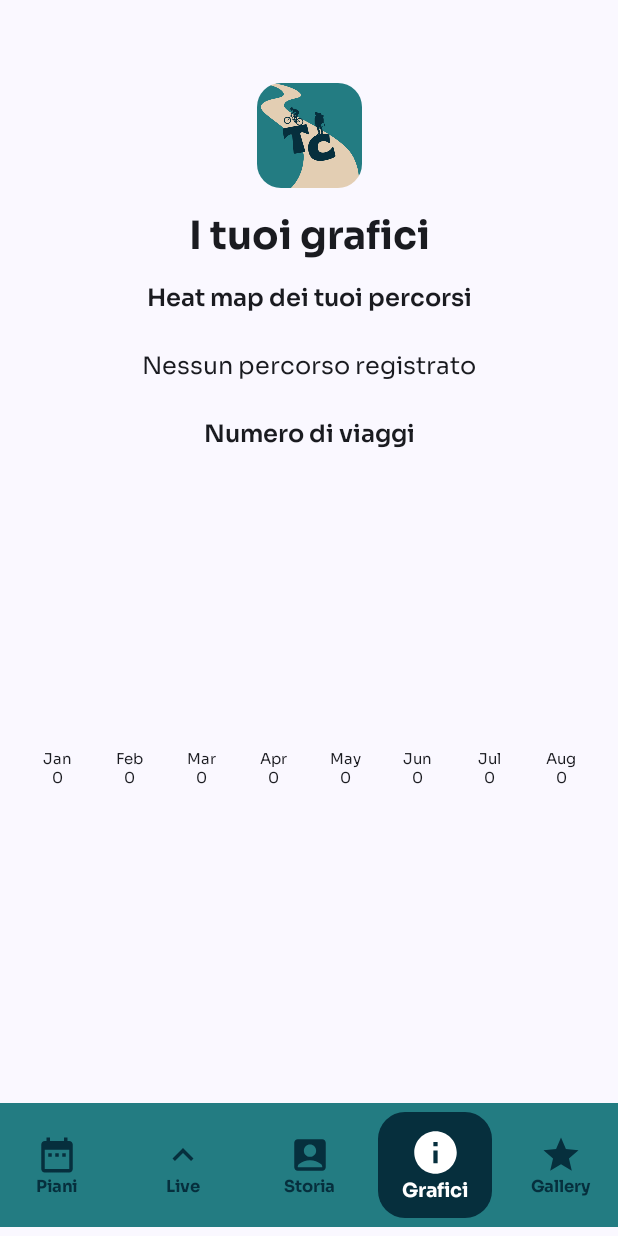
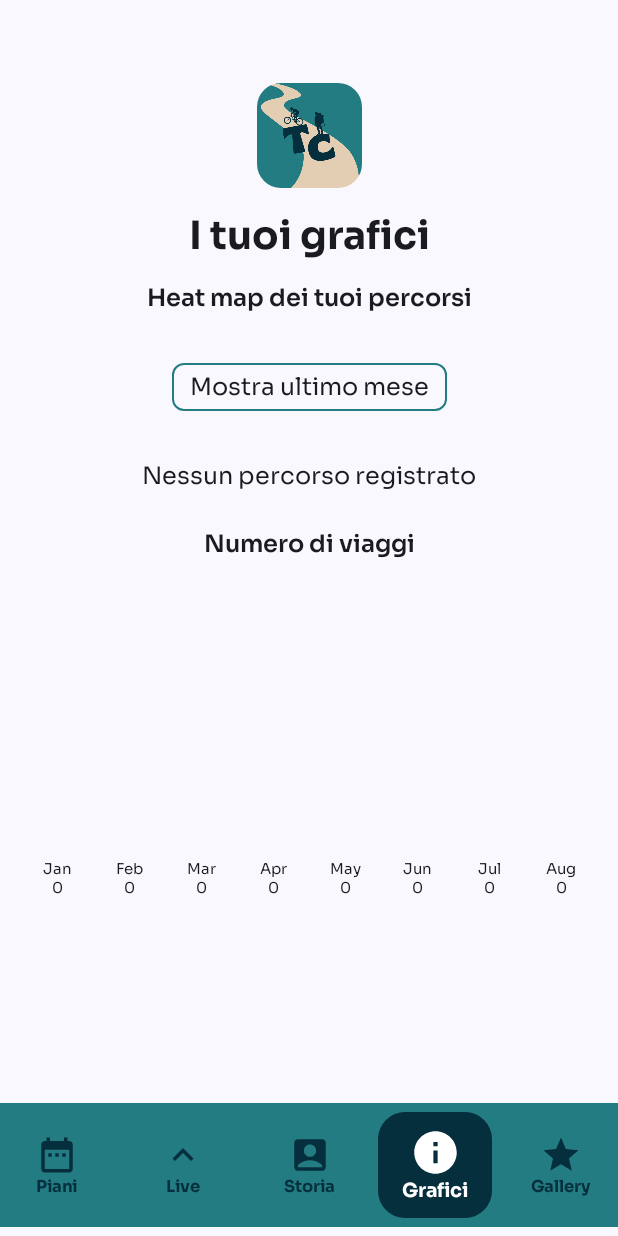
Before and after one commit to Manieri03/myTravelCompanion, an Android app built with Jetpack Compose: the Graphics screen opened through its navigation route, on a phone screen of 412 x 824 dp. Run offline under Robolectric (Android 15) with nearby library versions, the phone set to English and light mode, and no system bars; our stand-ins replace Room's generated code.

Commit message:
Grafico interattivo e filtro heatmap

```diff
--- a/app/src/main/java/com/example/mytravelcompanion/data/TripDAO.kt
+++ b/app/src/main/java/com/example/mytravelcompanion/data/TripDAO.kt
@@ -5,6 +5,7 @@ import androidx.room.Delete
 import androidx.room.Insert
 import androidx.room.Query
 import kotlinx.coroutines.flow.Flow
+import java.time.LocalDate
 
 @Dao
 interface TripDao {
@@ -27,4 +28,9 @@ interface TripDao {
     @Query("UPDATE trips SET isCompleted = 1 WHERE id = :tripId")
     suspend fun markTripAsCompleted(tripId: Int)
 
+    @Query("""
+    SELECT * FROM trips
+    WHERE startDate >= :firstDay AND startDate <= :lastDay
+""")
+    suspend fun getTripsForMonth(firstDay: LocalDate, lastDay: LocalDate): List<Trip>
 }
--- a/app/src/main/java/com/example/mytravelcompanion/ui/screens/Graphics.kt
+++ b/app/src/main/java/com/example/mytravelcompanion/ui/screens/Graphics.kt
@@ -25,6 +25,7 @@ import androidx.compose.ui.unit.dp
 import androidx.compose.ui.unit.sp
 import com.example.mytravelcompanion.R
 import com.example.mytravelcompanion.data.AppDatabase
+import com.example.mytravelcompanion.data.Trip
 import com.example.mytravelcompanion.ui.theme.ciano
 import com.example.mytravelcompanion.ui.theme.myTipography2
 import com.google.android.gms.maps.model.CameraPosition
@@ -40,9 +41,14 @@ import com.google.maps.android.heatmaps.HeatmapTileProvider
 import kotlinx.coroutines.Dispatchers
 import kotlinx.coroutines.withContext
 import java.time.Instant
+import java.time.LocalDate
 import java.time.ZoneId
 import java.time.ZonedDateTime
 import java.time.Year
+import java.time.YearMonth
+import java.time.format.DateTimeFormatter
+import java.util.Date
+import java.util.Locale
 
 @Composable
 fun Graphics() {
@@ -134,16 +140,43 @@ fun JourneyHeatmapScreen() {
 
     var heatmapPoints by remember { mutableStateOf<List<LatLng>>(emptyList()) }
     var loading by remember { mutableStateOf(true) }
+    var showLastMonthOnly by remember { mutableStateOf(false) }
+    val now = LocalDate.now()
+    val firstDayOfMonth = now.withDayOfMonth(1)
+
+    Row(
+        modifier = Modifier.fillMaxWidth(),
+        horizontalArrangement = Arrangement.Center
+    ) {
+        Text(
+            text = if (showLastMonthOnly) "Mostra tutti" else "Mostra ultimo mese",
+            modifier = Modifier
+                .clickable { showLastMonthOnly = !showLastMonthOnly }
+                .padding(8.dp)
+                .border(1.dp, ciano, RoundedCornerShape(8.dp))
+                .padding(horizontal = 12.dp, vertical = 6.dp)
+        )
+    }
 
     // Carica i percorsi di tutti i journey dal DB
-    LaunchedEffect(Unit) {
+    LaunchedEffect(showLastMonthOnly) {
+        loading = true
         withContext(Dispatchers.IO) {
             val gson = Gson()
             val journeys = journeyDAO.getAllJourneys()
             val allPoints = mutableListOf<LatLng>()
 
+            val now = LocalDate.now()
+            val firstDayOfMonth = now.withDayOfMonth(1)
             journeys.forEach { journey ->
                 if (!journey.path.isNullOrEmpty()) {
+                    // converto il Long in LocalDate
+                    val journeyDate = journey.start?.let {
+                        Instant.ofEpochMilli(it).atZone(ZoneId.systemDefault()).toLocalDate()
+                    }
+
+                    // filtro per ultimo mese
+                    if (!showLastMonthOnly || (journeyDate != null && !journeyDate.isBefore(firstDayOfMonth))) {
                         try {
                             val points = gson.fromJson(
                                 journey.path,
@@ -152,6 +185,7 @@ fun JourneyHeatmapScreen() {
                             allPoints.addAll(points)
                         } catch (e: Exception) {
                             android.util.Log.e("Heatmap", "Errore parsing percorso ${journey.id}: ${e.message}")
+                        }
                     }
                 }
             }
@@ -204,10 +238,53 @@ fun JourneyHeatmapScreen() {
 
 @Composable
 fun MonthlyTripsChart(monthlyTripCount: List<Int>) {
+    val context=LocalContext.current
     val max = monthlyTripCount.maxOrNull()?.toFloat() ?: 1f
     val scrollState = rememberScrollState()
+    val tripDao = AppDatabase.getDatabase(context).tripDao()
 
+    var selectedMonthIndex by remember { mutableStateOf<Int?>(null) }
+    var monthTrips by remember { mutableStateOf<List<Trip>>(emptyList()) }
+    val formatter = DateTimeFormatter.ofPattern("dd/MM/yyyy", Locale("it"))
 
+    LaunchedEffect(selectedMonthIndex) {
+        selectedMonthIndex?.let { monthIndex ->
+            val year = Year.now().value
+            val month = monthIndex + 1 // da 0–11 a 1–12
+
+            val firstDay = LocalDate.of(year, month, 1)
+            val lastDay = YearMonth.of(year, month).atEndOfMonth()
+
+            monthTrips = withContext(Dispatchers.IO) {
+                tripDao.getTripsForMonth(firstDay, lastDay)
+            }
+        }
+    }
+
+    // Dialog
+    selectedMonthIndex?.let { monthIndex ->
+        androidx.compose.material3.AlertDialog(
+            onDismissRequest = { selectedMonthIndex = null },
+            title = { Text("Viaggi di ${java.text.DateFormatSymbols().months[monthIndex]}", style=myTipography2.titleLarge) },
+            text = {
+                if (monthTrips.isEmpty()) {
+                    Text("Nessun viaggio registrato", style=myTipography2.labelMedium)
+                } else {
+                    Column {
+                        monthTrips.forEach { trip ->
+                            val formattedDate = trip.startDate?.format(formatter) ?: ""
+                            Text("- ${trip.destination} ($formattedDate)", style=myTipography2.bodyLarge)
+                        }
+                    }
+                }
+            },
+            confirmButton = {
+                androidx.compose.material3.TextButton(onClick = { selectedMonthIndex = null }) {
+                    Text("Chiudi")
+                }
+            }
+        )
+    }
     Row(
         modifier = Modifier
             .fillMaxWidth()
@@ -222,6 +299,7 @@ fun MonthlyTripsChart(monthlyTripCount: List<Int>) {
                 horizontalAlignment = Alignment.CenterHorizontally,
                 verticalArrangement = Arrangement.Bottom,
                 modifier = Modifier.width(40.dp)
+                    .clickable { selectedMonthIndex = index }
             ) {
                 Box(
                     modifier = Modifier
```
Lines whose indentation alone changed are shown as unchanged.
